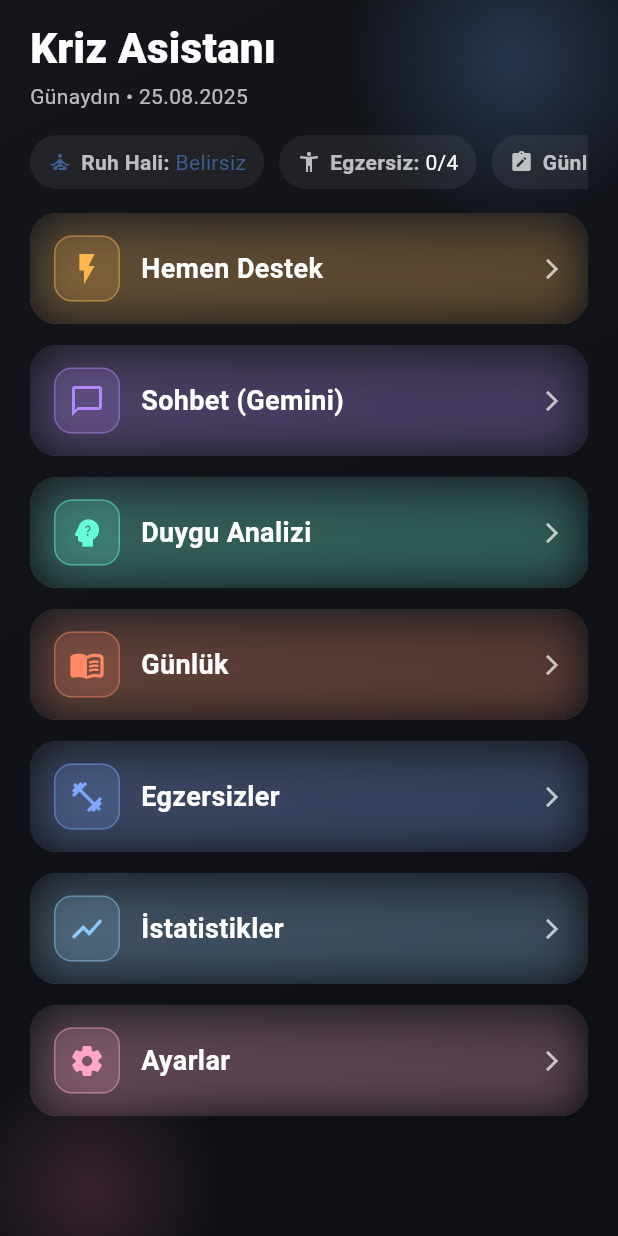
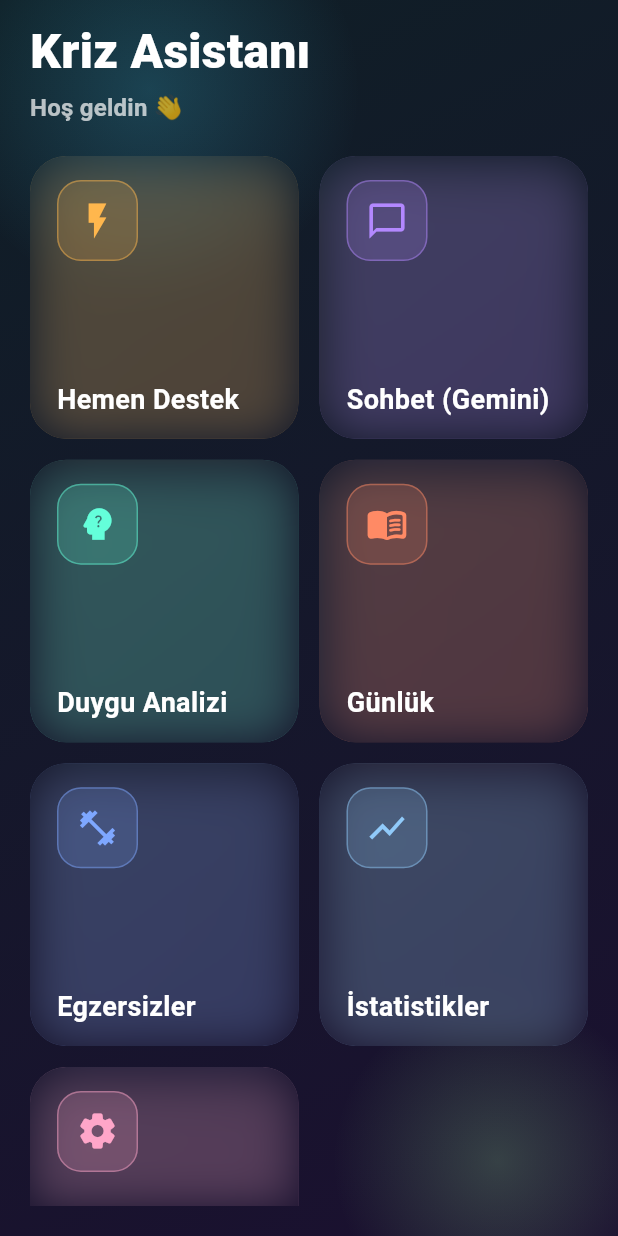
Before and after one commit to atillamrcmk/kriz_asistani, a Flutter app: the screen it shows after launch, on a phone screen of 412 x 824 dp. Run offline on Flutter 3.47's test engine with Material 3 defaults, Android fonts, the phone set to English and light mode, and no system bars; our stand-ins replace fl_chart, flutter_riverpod, go_router, shared_preferences.

Commit message:
home tasarımı düxenlendi

```diff
--- a/lib/features/home/home_view.dart
+++ b/lib/features/home/home_view.dart
@@ -6,9 +6,9 @@ import 'home_controller.dart';
 class HomeView extends StatelessWidget {
   final HomeController c;
   final void Function(String path) onNavigate;
-  final VoidCallback onNewJournal; // (kullanmıyorsan silebilirsin)
-  final VoidCallback onGoPanic; // (kullanmıyorsan silebilirsin)
-  final VoidCallback onGoTriage; // (kullanmıyorsan silebilirsin)
+  final VoidCallback onNewJournal;
+  final VoidCallback onGoPanic;
+  final VoidCallback onGoTriage;
 
   const HomeView({
     super.key,
@@ -22,127 +22,82 @@ class HomeView extends StatelessWidget {
   @override
   Widget build(BuildContext context) {
     final theme = Theme.of(context);
+    final cs = theme.colorScheme;
     final now = DateTime.now();
-    final greeting = c.greetingForHour(now.hour);
-
-    final favoriteItems = c.items
-        .where((e) => c.favorites.contains(e.title))
-        .toList();
 
     return Stack(
       children: [
-        // ---- Background ----
+        // ---- Gradient Arka Plan ----
         Positioned.fill(
           child: DecoratedBox(
             decoration: const BoxDecoration(
               gradient: LinearGradient(
                 begin: Alignment.topLeft,
                 end: Alignment.bottomRight,
-                colors: [Color(0xFF14161C), Color(0xFF0D0F14)],
+                colors: [
+                  Color(0xFF0F1F26), // lacivert-yeşil
+                  Color(0xFF1B1030), // mor
+                ],
               ),
             ),
           ),
         ),
-        const _Blob(top: -70, right: -40, color: Color(0x386EA8FE), size: 220),
+        // yumuşak “blob” ışık lekeleri
+        const _Blob(top: -80, left: -40, color: Color(0x3346D8FF), size: 280),
         const _Blob(
           bottom: -60,
-          left: -30,
-          color: Color(0x2BFF7A9E),
-          size: 180,
+          right: -30,
+          color: Color(0x33A6FF9E),
+          size: 220,
         ),
 
-        // ---- Content ----
         SafeArea(
           child: Padding(
             padding: const EdgeInsets.fromLTRB(20, 14, 20, 20),
             child: Column(
               crossAxisAlignment: CrossAxisAlignment.start,
               children: [
+                // ---- Başlık ----
                 Text(
                   'Kriz Asistanı',
-                  style: theme.textTheme.headlineMedium?.copyWith(
+                  style: theme.textTheme.headlineLarge?.copyWith(
                     color: Colors.white,
                     fontWeight: FontWeight.w800,
                     letterSpacing: .2,
                   ),
                 ),
-                const SizedBox(height: 4),
+                const SizedBox(height: 6),
                 Text(
-                  '$greeting • ${c.ddMMyyyy(now)}',
-                  style: theme.textTheme.bodyMedium?.copyWith(
+                  'Hoş geldin 👋',
+                  style: theme.textTheme.titleMedium?.copyWith(
                     color: Colors.white70,
+                    fontWeight: FontWeight.w600,
                   ),
                 ),
-                const SizedBox(height: 16),
 
-                // ---- Quick chips (dinamik) ----
-                SizedBox(
-                  height: 36,
-                  child: ListView(
-                    scrollDirection: Axis.horizontal,
-                    children: [
-                      _StatChip(
-                        'Ruh Hali',
-                        c.moodLabel,
-                        c.moodIcon,
-                        color: c.moodColor(theme.colorScheme),
-                      ),
-                      const SizedBox(width: 10),
-                      _StatChip(
-                        'Egzersiz',
-                        c.quickExerciseLabel,
-                        Icons.accessibility_new,
-                      ),
-                      const SizedBox(width: 10),
-                      _StatChip('Günlük', c.quickJournalLabel, Icons.note_alt),
-                    ],
-                  ),
-                ),
-                const SizedBox(height: 16),
+                const SizedBox(height: 20),
 
-                if (favoriteItems.isNotEmpty) ...[
-                  Text(
-                    'Favoriler',
-                    style: theme.textTheme.titleMedium?.copyWith(
-                      color: Colors.white,
-                      fontWeight: FontWeight.w700,
-                    ),
-                  ),
-                  const SizedBox(height: 10),
-                  SizedBox(
-                    height: 96,
-                    child: ListView.separated(
-                      scrollDirection: Axis.horizontal,
-                      physics: const BouncingScrollPhysics(),
-                      itemCount: favoriteItems.length,
-                      separatorBuilder: (_, __) => const SizedBox(width: 12),
-                      itemBuilder: (_, i) => _FavoritePill(
-                        icon: favoriteItems[i].icon,
-                        title: favoriteItems[i].title,
-                        onTap: () => onNavigate(favoriteItems[i].path),
-                      ),
-                    ),
-                  ),
-                  const SizedBox(height: 8),
-                ],
-
-                // ---- Menü kartları ----
+                // ---- 2x3 Grid Menü (Cam efektli) ----
                 Expanded(
-                  child: ListView.separated(
+                  child: GridView.builder(
                     physics: const BouncingScrollPhysics(),
+                    gridDelegate:
+                        const SliverGridDelegateWithFixedCrossAxisCount(
+                          crossAxisCount: 2,
+                          crossAxisSpacing: 14,
+                          mainAxisSpacing: 14,
+                          childAspectRatio: .95,
+                        ),
                     itemCount: c.items.length,
-                    separatorBuilder: (_, __) => const SizedBox(height: 14),
                     itemBuilder: (ctx, i) {
                       final item = c.items[i];
                       final accent = c.accentForIndex(i);
-                      final isFav = c.favorites.contains(item.title);
-                      return _GlassMenuCard(
+                      return _GlassTile(
+                        icon: item.icon,
                         title: item.title,
-                        icon: item.icon,
                         accent: accent,
-                        isFavorite: isFav,
                         onTap: () => onNavigate(item.path),
-                        onLongPress: () => c.toggleFavorite(item.title),
+                        // hafif giriş animasyonu
                         delayMs: 40 * i,
                       );
                     },
@@ -157,31 +112,27 @@ class HomeView extends StatelessWidget {
   }
 }
 
-// ---------- UI parçaları ----------
-
-class _GlassMenuCard extends StatefulWidget {
+// --------- Cam (glassmorphism) kutu ----------
+class _GlassTile extends StatefulWidget {
+  final IconData icon;
   final String title;
-  final IconData icon;
   final Color accent;
   final VoidCallback onTap;
-  final VoidCallback onLongPress;
-  final bool isFavorite;
   final int delayMs;
-  const _GlassMenuCard({
+
+  const _GlassTile({
+    required this.icon,
     required this.title,
-    required this.icon,
     required this.accent,
     required this.onTap,
-    required this.onLongPress,
-    required this.isFavorite,
     this.delayMs = 0,
   });
 
   @override
-  State<_GlassMenuCard> createState() => _GlassMenuCardState();
+  State<_GlassTile> createState() => _GlassTileState();
 }
 
-class _GlassMenuCardState extends State<_GlassMenuCard>
+class _GlassTileState extends State<_GlassTile>
     with SingleTickerProviderStateMixin {
   late final AnimationController _c;
   late final Animation<double> _fade;
@@ -192,11 +143,11 @@ class _GlassMenuCardState extends State<_GlassMenuCard>
     super.initState();
     _c = AnimationController(
       vsync: this,
-      duration: const Duration(milliseconds: 380),
+      duration: const Duration(milliseconds: 400),
     );
     _fade = CurvedAnimation(parent: _c, curve: Curves.easeOutCubic);
     _slide = Tween<Offset>(
-      begin: const Offset(0, .06),
+      begin: const Offset(0, .08),
       end: Offset.zero,
     ).animate(CurvedAnimation(parent: _c, curve: Curves.easeOutCubic));
     Future.delayed(Duration(milliseconds: widget.delayMs), _c.forward);
@@ -210,8 +161,8 @@ class _GlassMenuCardState extends State<_GlassMenuCard>
 
   @override
   Widget build(BuildContext context) {
-    final borderColor = widget.accent.withOpacity(.35);
-    final shadowColor = widget.accent.withOpacity(.28);
+    final border = widget.accent.withOpacity(.35);
+    final glow = widget.accent.withOpacity(.22);
 
     return FadeTransition(
       opacity: _fade,
@@ -219,13 +170,12 @@ class _GlassMenuCardState extends State<_GlassMenuCard>
         position: _slide,
         child: GestureDetector(
           onTap: widget.onTap,
-          onLongPress: widget.onLongPress,
           child: ClipRRect(
-            borderRadius: BorderRadius.circular(18),
+            borderRadius: BorderRadius.circular(24),
             child: Stack(
               children: [
+                // arka katman: cam görünümü
                 Container(
-                  height: 74,
                   decoration: BoxDecoration(
                     gradient: LinearGradient(
                       colors: [
@@ -235,13 +185,14 @@ class _GlassMenuCardState extends State<_GlassMenuCard>
                       begin: Alignment.topLeft,
                       end: Alignment.bottomRight,
                     ),
-                    border: Border.all(color: borderColor, width: 1),
-                    borderRadius: BorderRadius.circular(18),
+                    border: Border.all(color: border, width: 1),
+                    borderRadius: BorderRadius.circular(24),
                     boxShadow: [
                       BoxShadow(
-                        color: shadowColor,
-                        blurRadius: 16,
-                        offset: const Offset(0, 6),
+                        color: glow,
+                        blurRadius: 20,
+                        spreadRadius: 1,
+                        offset: const Offset(0, 8),
                       ),
                     ],
                   ),
@@ -252,18 +203,21 @@ class _GlassMenuCardState extends State<_GlassMenuCard>
                     child: const SizedBox(),
                   ),
                 ),
-                Container(
-                  height: 74,
-                  padding: const EdgeInsets.symmetric(horizontal: 16),
-                  alignment: Alignment.centerLeft,
-                  child: Row(
+                // içerik
+                Padding(
+                  padding: const EdgeInsets.symmetric(
+                    horizontal: 18,
+                    vertical: 16,
+                  ),
+                  child: Column(
+                    crossAxisAlignment: CrossAxisAlignment.start,
                     children: [
                       Container(
-                        width: 44,
-                        height: 44,
+                        width: 54,
+                        height: 54,
                         decoration: BoxDecoration(
                           color: widget.accent.withOpacity(.18),
-                          borderRadius: BorderRadius.circular(12),
+                          borderRadius: BorderRadius.circular(16),
                           border: Border.all(
                             color: widget.accent.withOpacity(.45),
                             width: 1,
@@ -272,31 +226,20 @@ class _GlassMenuCardState extends State<_GlassMenuCard>
                         child: Icon(
                           widget.icon,
                           color: widget.accent,
-                          size: 24,
+                          size: 28,
                         ),
                       ),
-                      const SizedBox(width: 14),
-                      Expanded(
-                        child: Text(
-                          widget.title,
-                          maxLines: 1,
-                          overflow: TextOverflow.ellipsis,
-                          style: const TextStyle(
-                            color: Colors.white,
-                            fontSize: 18,
-                            fontWeight: FontWeight.w600,
-                          ),
+                      const Spacer(),
+                      Text(
+                        widget.title,
+                        maxLines: 2,
+                        overflow: TextOverflow.ellipsis,
+                        style: const TextStyle(
+                          color: Colors.white,
+                          fontSize: 18,
+                          height: 1.15,
+                          fontWeight: FontWeight.w700,
                         ),
-                      ),
-                      const SizedBox(width: 8),
-                      Icon(
-                        widget.isFavorite
-                            ? Icons.star
-                            : Icons.arrow_forward_ios,
-                        size: widget.isFavorite ? 20 : 16,
-                        color: widget.isFavorite
-                            ? widget.accent
-                            : Colors.white70,
                       ),
                     ],
                   ),
@@ -310,86 +253,14 @@ class _GlassMenuCardState extends State<_GlassMenuCard>
   }
 }
 
-class _FavoritePill extends StatelessWidget {
-  final IconData icon;
-  final String title;
-  final VoidCallback onTap;
-  const _FavoritePill({
-    required this.icon,
-    required this.title,
-    required this.onTap,
-  });
-
-  @override
-  Widget build(BuildContext context) {
-    return Material(
-      color: Colors.white.withOpacity(.06),
-      borderRadius: BorderRadius.circular(14),
-      child: InkWell(
-        onTap: onTap,
-        borderRadius: BorderRadius.circular(14),
-        child: Container(
-          padding: const EdgeInsets.symmetric(horizontal: 14, vertical: 10),
-          child: Row(
-            mainAxisSize: MainAxisSize.min,
-            children: [
-              Icon(icon, color: Colors.white, size: 18),
-              const SizedBox(width: 8),
-              Text(
-                title,
-                style: const TextStyle(
-                  color: Colors.white,
-                  fontWeight: FontWeight.w600,
-                ),
-              ),
-            ],
-          ),
-        ),
-      ),
-    );
-  }
-}
-
-class _StatChip extends StatelessWidget {
-  final String label;
-  final String value;
-  final IconData icon;
-  final Color? color;
-  const _StatChip(this.label, this.value, this.icon, {this.color});
-
-  @override
-  Widget build(BuildContext context) {
-    return Material(
-      color: Colors.white.withOpacity(.06),
-      borderRadius: BorderRadius.circular(20),
-      child: Container(
-        padding: const EdgeInsets.symmetric(horizontal: 12, vertical: 6),
-        child: Row(
-          children: [
-            Icon(icon, color: color ?? Colors.white70, size: 16),
-            const SizedBox(width: 6),
-            Text(
-              '$label: ',
-              style: const TextStyle(
-                color: Colors.white70,
-                fontWeight: FontWeight.w600,
-              ),
-            ),
-            Text(value, style: TextStyle(color: color ?? Colors.white)),
-          ],
-        ),
-      ),
-    );
-  }
-}
-
+// yumuşak ışık lekesi
 class _Blob extends StatelessWidget {
   final double size;
   final Color color;
   final double? top, right, bottom, left;
   const _Blob({
     required this.color,
-    this.size = 160,
+    this.size = 180,
     this.top,
     this.right,
     this.bottom,
```
